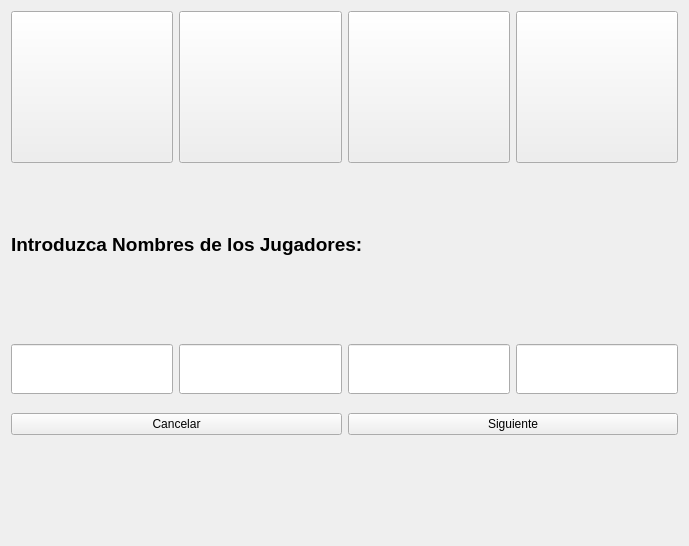
Old version of the form selectplayer.ui in the repository Joscart/Juego-OCA.
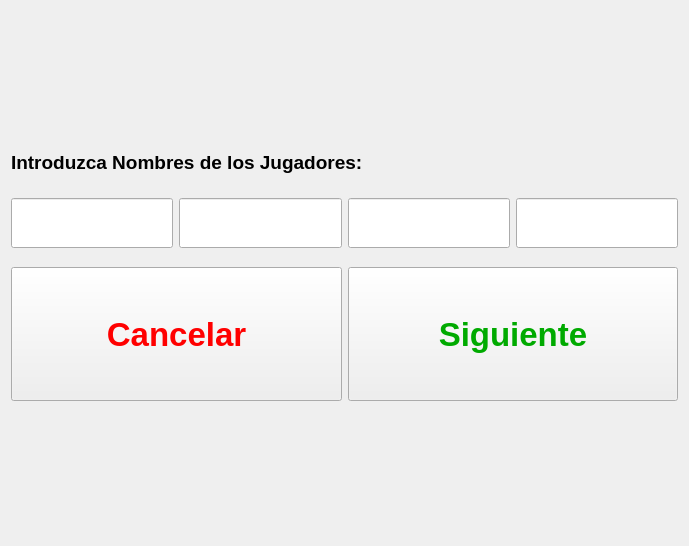
New version of the form.

Patch:
```diff
--- a/selectplayer.ui
+++ b/selectplayer.ui
@@ -13,15 +13,13 @@
   <property name="windowTitle">
    <string>Form</string>
   </property>
-  <layout class="QVBoxLayout" name="verticalLayout_2">
-   <item>
     <layout class="QVBoxLayout" name="verticalLayout">
      <item>
       <layout class="QHBoxLayout" name="horizontalLayout">
        <item>
         <widget class="QPushButton" name="rbtnJugador_1">
          <property name="sizePolicy">
-          <sizepolicy hsizetype="Minimum" vsizetype="Minimum">
+        <sizepolicy hsizetype="MinimumExpanding" vsizetype="Expanding">
            <horstretch>0</horstretch>
            <verstretch>0</verstretch>
           </sizepolicy>
@@ -35,12 +33,15 @@
          <property name="text">
           <string/>
          </property>
+       <property name="flat">
+        <bool>true</bool>
+       </property>
         </widget>
        </item>
        <item>
         <widget class="QPushButton" name="rbtnJugador_2">
          <property name="sizePolicy">
-          <sizepolicy hsizetype="Minimum" vsizetype="Minimum">
+        <sizepolicy hsizetype="MinimumExpanding" vsizetype="Expanding">
            <horstretch>0</horstretch>
            <verstretch>0</verstretch>
           </sizepolicy>
@@ -54,12 +55,15 @@
          <property name="text">
           <string/>
          </property>
+       <property name="flat">
+        <bool>true</bool>
+       </property>
         </widget>
        </item>
        <item>
         <widget class="QPushButton" name="rbtnJugador_3">
          <property name="sizePolicy">
-          <sizepolicy hsizetype="Minimum" vsizetype="Minimum">
+        <sizepolicy hsizetype="MinimumExpanding" vsizetype="Expanding">
            <horstretch>0</horstretch>
            <verstretch>0</verstretch>
           </sizepolicy>
@@ -73,12 +77,15 @@
          <property name="text">
           <string/>
          </property>
+       <property name="flat">
+        <bool>true</bool>
+       </property>
         </widget>
        </item>
        <item>
         <widget class="QPushButton" name="rbtnJugador_4">
          <property name="sizePolicy">
-          <sizepolicy hsizetype="Minimum" vsizetype="Minimum">
+        <sizepolicy hsizetype="MinimumExpanding" vsizetype="Expanding">
            <horstretch>0</horstretch>
            <verstretch>0</verstretch>
           </sizepolicy>
@@ -92,6 +99,9 @@
          <property name="text">
           <string/>
          </property>
+       <property name="flat">
+        <bool>true</bool>
+       </property>
         </widget>
        </item>
       </layout>
@@ -135,6 +145,12 @@
            <height>50</height>
           </size>
          </property>
+       <property name="font">
+        <font>
+         <pointsize>12</pointsize>
+         <bold>true</bold>
+        </font>
+       </property>
         </widget>
        </item>
        <item>
@@ -145,6 +161,12 @@
            <height>50</height>
           </size>
          </property>
+       <property name="font">
+        <font>
+         <pointsize>12</pointsize>
+         <bold>true</bold>
+        </font>
+       </property>
         </widget>
        </item>
        <item>
@@ -155,6 +177,12 @@
            <height>50</height>
           </size>
          </property>
+       <property name="font">
+        <font>
+         <pointsize>12</pointsize>
+         <bold>true</bold>
+        </font>
+       </property>
         </widget>
        </item>
        <item>
@@ -168,6 +196,12 @@
            <height>50</height>
           </size>
          </property>
+       <property name="font">
+        <font>
+         <pointsize>12</pointsize>
+         <bold>true</bold>
+        </font>
+       </property>
         </widget>
        </item>
       </layout>
@@ -192,6 +226,21 @@
       <layout class="QHBoxLayout" name="horizontalLayout_4">
        <item>
         <widget class="QPushButton" name="btnCancelar">
+       <property name="sizePolicy">
+        <sizepolicy hsizetype="Minimum" vsizetype="Expanding">
+         <horstretch>0</horstretch>
+         <verstretch>0</verstretch>
+        </sizepolicy>
+       </property>
+       <property name="font">
+        <font>
+         <pointsize>25</pointsize>
+         <bold>true</bold>
+        </font>
+       </property>
+       <property name="styleSheet">
+        <string notr="true">color: rgb(255, 0, 0);</string>
+       </property>
          <property name="text">
           <string>Cancelar</string>
          </property>
@@ -199,6 +248,21 @@
        </item>
        <item>
         <widget class="QPushButton" name="btnSiguiente">
+       <property name="sizePolicy">
+        <sizepolicy hsizetype="Minimum" vsizetype="Expanding">
+         <horstretch>0</horstretch>
+         <verstretch>0</verstretch>
+        </sizepolicy>
+       </property>
+       <property name="font">
+        <font>
+         <pointsize>25</pointsize>
+         <bold>true</bold>
+        </font>
+       </property>
+       <property name="styleSheet">
+        <string notr="true">color: rgb(0, 170, 0);</string>
+       </property>
          <property name="text">
           <string>Siguiente</string>
          </property>
@@ -206,15 +270,13 @@
        </item>
       </layout>
      </item>
-    </layout>
-   </item>
    <item>
     <spacer name="verticalSpacer">
      <property name="orientation">
       <enum>Qt::Vertical</enum>
      </property>
      <property name="sizeType">
-      <enum>QSizePolicy::Fixed</enum>
+      <enum>QSizePolicy::MinimumExpanding</enum>
      </property>
      <property name="sizeHint" stdset="0">
       <size>
```
Lines whose indentation alone changed are shown as unchanged.
